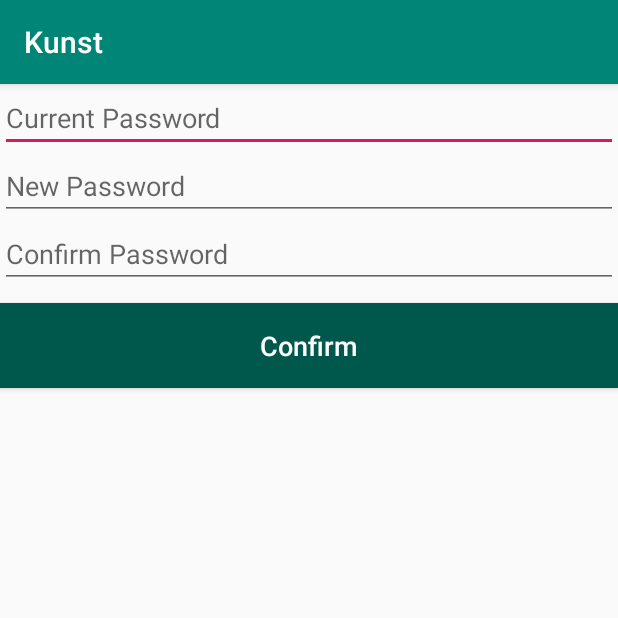
After one commit to SDragas/Kunst, an Android app: the ChangePassword screen opened directly, with no data from a screen before it, on a phone screen of 412 x 824 dp, the top half of it. The commit adds this screen. Run offline under Robolectric (Android 15) with nearby library versions, the phone set to English and light mode, and no system bars; our stand-ins replace Firebase (no records; nobody signed in at launch, a user with empty details on screens opened directly).

Commit message:
dodane funkcionalnosti

```diff
--- a/app/src/main/AndroidManifest.xml
+++ b/app/src/main/AndroidManifest.xml
@@ -12,6 +12,8 @@
         android:roundIcon="@mipmap/ic_launcher_round"
         android:supportsRtl="true"
         android:theme="@style/AppTheme">
+        <activity android:name=".ui.profile.ChangePassword"></activity>
+        <activity android:name=".ui.webView.ArtWebView" />
         <activity android:name=".ui.home.StartPage" />
         <activity android:name=".ui.authentication.RegisterActivity" />
         <activity android:name=".ui.authentication.MainActivity">
--- a/app/src/main/java/hr/ferit/srdandragas/kunst/common/Extensions.kt
+++ b/app/src/main/java/hr/ferit/srdandragas/kunst/common/Extensions.kt
@@ -4,7 +4,7 @@ package hr.ferit.srdandragas.kunst.common
 import androidx.fragment.app.Fragment
 import androidx.fragment.app.FragmentActivity
 
-fun FragmentActivity.showFragment(containerId: Int, fragment: Fragment, shouldAddToBackStack: Boolean = false, tag: String = ""){
+fun FragmentActivity.showFragment(containerId: Int, fragment: Fragment, shouldAddToBackStack: Boolean = true, tag: String = ""){
     supportFragmentManager.beginTransaction().apply {
         if(shouldAddToBackStack){
             addToBackStack(tag)
--- a/app/src/main/java/hr/ferit/srdandragas/kunst/db/FavouritesDao.kt
+++ b/app/src/main/java/hr/ferit/srdandragas/kunst/db/FavouritesDao.kt
@@ -9,13 +9,12 @@ import hr.ferit.srdandragas.kunst.model.details.FavouritesDetails
 interface FavouritesDao {
 
     @Insert
-    fun insert(favourite: FavouritesDetails);
+    fun insert(favourite: FavouritesDetails)
 
 
     @Query("SELECT * FROM favourites")
-    fun getAll(): List<FavouritesDetails>;
+    fun getAll(): List<FavouritesDetails>
 
     @Query("DELETE FROM favourites WHERE url = :url")
     fun removeFavourite(url: String)
-
 }
--- a/app/src/main/java/hr/ferit/srdandragas/kunst/model/details/ArtDetails.kt
+++ b/app/src/main/java/hr/ferit/srdandragas/kunst/model/details/ArtDetails.kt
@@ -3,5 +3,6 @@ package hr.ferit.srdandragas.kunst.model.details
 data class ArtDetails (
     val title:String = "",
     val url:String = "",
-    val description: String = ""
+    val description: String = "",
+    val webUrl:String = ""
 )
--- a/app/src/main/java/hr/ferit/srdandragas/kunst/model/details/FavouritesDetails.kt
+++ b/app/src/main/java/hr/ferit/srdandragas/kunst/model/details/FavouritesDetails.kt
@@ -9,5 +9,6 @@ data class FavouritesDetails (
     @PrimaryKey(autoGenerate = true) val id: Int = 0,
     @ColumnInfo(name = "title") val title: String,
     @ColumnInfo(name = "url") val url: String,
-    @ColumnInfo(name = "description") val description: String
+    @ColumnInfo(name = "description") val description: String,
+    @ColumnInfo(name = "webUrl") val webUrl: String
 )
--- a/app/src/main/java/hr/ferit/srdandragas/kunst/ui/adapter/ArtistAdapter.kt
+++ b/app/src/main/java/hr/ferit/srdandragas/kunst/ui/adapter/ArtistAdapter.kt
@@ -43,11 +43,6 @@ class ArtistHolder(itemView: View) : RecyclerView.ViewHolder(itemView){
                 .placeholder(R.drawable.ic_launcher_background)
                 .load(data.images.web.url)
         }
-        else{
-            Ion.with(itemView.artDetailsFeedImage)
-                .placeholder(R.drawable.ic_launcher_background)
-                .load("https://upload.wikimedia.org/wikipedia/commons/9/95/Jan_Matejko_-_Sta%C5%84czyk_-_Google_Art_Project.jpg")
-        }
 
     }
 }
--- a/app/src/main/java/hr/ferit/srdandragas/kunst/ui/favourites/Favourites.kt
+++ b/app/src/main/java/hr/ferit/srdandragas/kunst/ui/favourites/Favourites.kt
@@ -41,7 +41,7 @@ class Favourites : Fragment() {
     }
 
     private fun onArtClicked(art: FavouritesDetails){
-        val selectedArt: ArtDetails = ArtDetails(art.title, art.url, art.description)
+        val selectedArt: ArtDetails = ArtDetails(art.title, art.url, art.description, art.url)
         repository.onArtSelect(selectedArt)
         activity?.showFragment(R.id.frgamentContainer, ArtistDetails.newInstance())
     }
--- /dev/null
+++ b/app/src/main/res/layout/activity_change_password.xml
@@ -0,0 +1,39 @@
+<?xml version="1.0" encoding="utf-8"?>
+<LinearLayout xmlns:android="http://schemas.android.com/apk/res/android"
+    android:orientation="vertical" android:layout_width="match_parent"
+    android:layout_height="match_parent">
+
+    <EditText
+        android:id="@+id/current_password"
+        android:layout_width="match_parent"
+        android:layout_height="wrap_content"
+        android:hint="@string/current_password"
+        />
+
+    <EditText
+        android:id="@+id/new_password"
+        android:layout_width="match_parent"
+        android:layout_height="wrap_content"
+        android:hint="@string/new_password"
+        />
+    <EditText
+        android:id="@+id/confirm_password"
+        android:layout_width="match_parent"
+        android:layout_height="wrap_content"
+        android:hint="@string/confirm_password"
+        />
+    <Button
+        android:id="@+id/btn_confirm"
+        android:layout_width="match_parent"
+        android:layout_height="wrap_content"
+        android:background="@color/colorPrimaryDark"
+        android:padding="16dp"
+        android:text="@string/confirm"
+        android:textSize="18sp"
+        android:layout_marginTop="10dp"
+        android:textColor="@android:color/white"
+        android:textAllCaps="false"
+        />
+
+
+</LinearLayout>
--- a/app/src/main/res/values/strings.xml
+++ b/app/src/main/res/values/strings.xml
@@ -17,4 +17,11 @@
     <string name="profile">Profile</string>
     <string name="favourites">Favourites</string>
     <string name="home">Home</string>
+    <string name="tap_for_more">Tap for more</string>
+    <string name="change_password">Change Password</string>
+    <string name="currentpassword">currentPassword</string>
+    <string name="current_password">Current Password</string>
+    <string name="new_password">New Password</string>
+    <string name="confirm_password">Confirm Password</string>
+    <string name="confirm">Confirm</string>
 </resources>
```
Also changed, not shown: app/src/main/java/hr/ferit/srdandragas/kunst/ui/details/ArtistDetails.kt (+13 -1 lines), app/src/main/java/hr/ferit/srdandragas/kunst/ui/home/SearchArt.kt (+8 -4 lines), app/src/main/java/hr/ferit/srdandragas/kunst/ui/profile/ChangePassword.kt (added, +77 -0 lines), app/src/main/java/hr/ferit/srdandragas/kunst/ui/profile/Profile.kt (+7 -3 lines), app/src/main/java/hr/ferit/srdandragas/kunst/ui/webView/ArtWebView.kt (added, +30 -0 lines), app/src/main/res/layout/activity_art_web_view.xml (added, +12 -0 lines), app/src/main/res/layout/fragment_artist_details.xml (+15 -0 lines), app/src/main/res/layout/fragment_profile.xml (+13 -0 lines).
